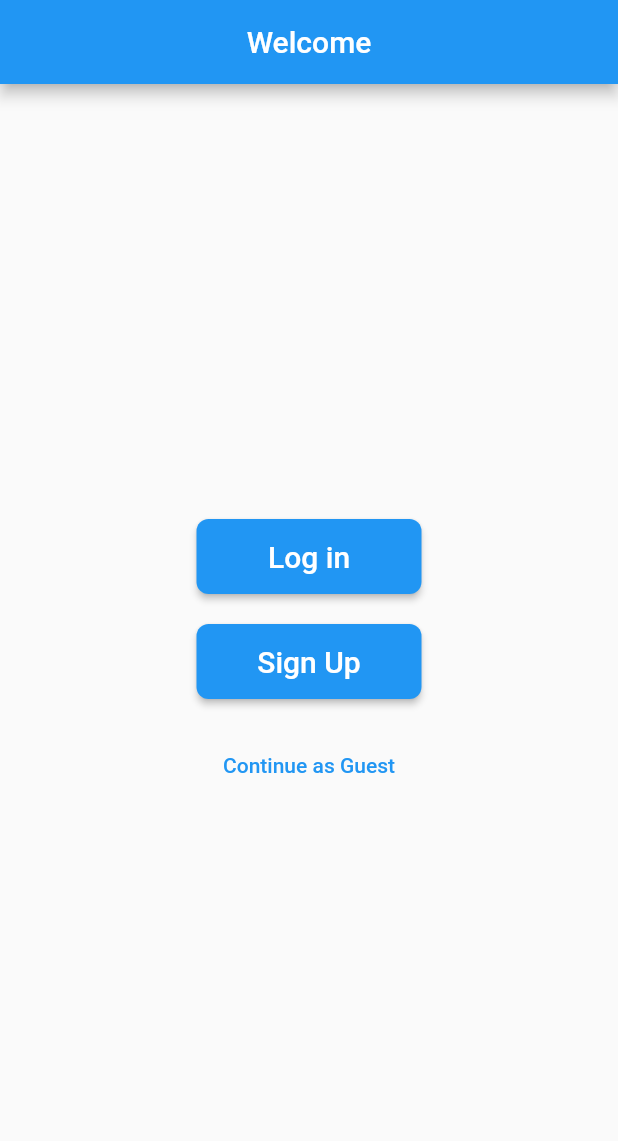
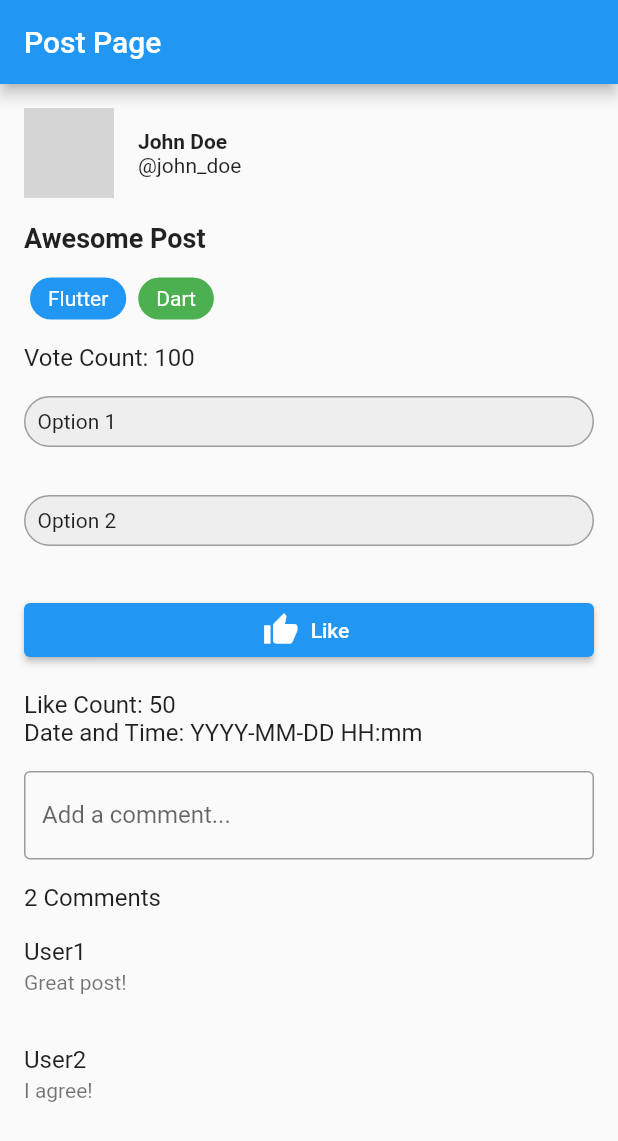
Before and after one commit to bounswe/bounswe2023group3, a Flutter app: the screen it shows after launch, on a phone screen of 412 x 824 dp. Shown: the top 1141 px of the screen. Run offline on Flutter 3.47's test engine with Material 2 defaults, Android fonts, the phone set to English and light mode, and no system bars; our stand-ins replace email_validator; network calls fail; grey boxes are pictures that could not be loaded.

Commit message:
inital creation of poll page

```diff
--- a/app/mobile/lib/main.dart
+++ b/app/mobile/lib/main.dart
@@ -2,12 +2,30 @@ import 'package:flutter/material.dart';
 import 'package:mobile_app/view/welcome/welcome.dart';
 import 'view/login/loginScreen.dart';
 import 'view/signup/signupScreen.dart';
+import 'view/pollView/pollView.dart';
 
 void main() => runApp(MaterialApp(
-      initialRoute: '/welcome',
+      initialRoute: '/demo_post',
       routes: {
         '/login': (context) => const LoginScreen(),
         '/welcome': (context) => const WelcomeScreen(),
         '/sign': (context) => const SignupScreen(),
+        '/demo_post': (context) => PollPage(
+          userName: 'John Doe',
+          userUsername: '@john_doe',
+          profilePictureUrl: 'https://img.freepik.com/premium-vector/man-avatar-profile-picture-vector-illustration_268834-538.jpg',
+          postTitle: 'Awesome Post',
+          tags: const ['Flutter', 'Dart'],
+          tagColors: const [Colors.blue, Colors.green],
+          voteCount: 100,
+          postOptions: const ['Option 1', 'Option 2'],
+          likeCount: 50,
+          dateTime: 'YYYY-MM-DD HH:mm',
+          comments: [
+            CommentData(user: 'User1', commentText: 'Great post!'),
+            CommentData(user: 'User2', commentText: 'I agree!'),
+            // Add more comments as needed
+          ],
+        )
       },
     ));
--- /dev/null
+++ b/app/mobile/lib/view/pollView/commentWidget.dart
@@ -0,0 +1,17 @@
+import 'package:flutter/material.dart';
+
+class CommentWidget extends StatelessWidget {
+  final String user;
+  final String commentText;
+
+  const CommentWidget(
+      {super.key, required this.user, required this.commentText});
+
+  @override
+  Widget build(BuildContext context) {
+    return ListTile(
+      title: Text(user),
+      subtitle: Text(commentText),
+    );
+  }
+}
--- /dev/null
+++ b/app/mobile/lib/view/pollView/pollView.dart
@@ -0,0 +1,175 @@
+import 'package:flutter/material.dart';
+import 'package:mobile_app/view/pollView/commentWidget.dart';
+import 'package:mobile_app/view/pollView/tagWidget.dart';
+import 'package:mobile_app/view/pollView/postOptionWidget.dart';
+import 'package:mobile_app/view/pollView/userInformationWidget.dart';
+
+class PollPage extends StatelessWidget {
+  final String userName;
+  final String userUsername;
+  final String profilePictureUrl;
+  final String postTitle;
+  final List<String> tags;
+  final List<Color> tagColors;
+  final int voteCount;
+  final List<String> postOptions;
+  final int likeCount;
+  final String dateTime;
+  final List<CommentData> comments;
+
+  const PollPage({
+    super.key,
+    required this.userName,
+    required this.userUsername,
+    required this.profilePictureUrl,
+    required this.postTitle,
+    required this.tags,
+    required this.tagColors,
+    required this.voteCount,
+    required this.postOptions,
+    required this.likeCount,
+    required this.dateTime,
+    required this.comments,
+  });
+
+  @override
+  Widget build(BuildContext context) {
+    return Scaffold(
+      appBar: AppBar(
+        title: const Text('Post Page'),
+      ),
+      body: SingleChildScrollView(
+        child: Column(
+          crossAxisAlignment: CrossAxisAlignment.stretch,
+          children: [
+            UserInformationWidget(
+              userName: userName,
+              userUsername: userUsername,
+              profilePictureUrl: profilePictureUrl,
+            ),
+            Padding(
+              padding: const EdgeInsets.symmetric(horizontal: 16.0),
+              child: Text(postTitle,
+                  style: const TextStyle(
+                      fontSize: 18.0, fontWeight: FontWeight.bold)),
+            ),
+            TagListWidget(tags: tags, tagColors: tagColors),
+            Padding(
+              padding: const EdgeInsets.symmetric(horizontal: 16.0),
+              child: Text('Vote Count: $voteCount',
+                  style: const TextStyle(fontSize: 16.0)),
+            ),
+            for (String option in postOptions)
+              PostOptionWidget(
+                  optionText: option,
+                  onPressed: () => handleOptionPress(option)),
+            Padding(
+              padding: const EdgeInsets.all(16.0),
+              child: ElevatedButton.icon(
+                onPressed: handleLikePress,
+                icon: const Icon(Icons.thumb_up),
+                label: const Text('Like'),
+              ),
+            ),
+            LikeCountWidget(likeCount: likeCount),
+            DateTimeWidget(dateTime: dateTime),
+            const CommentEntryFieldWidget(),
+            Padding(
+              padding: const EdgeInsets.symmetric(horizontal: 16.0),
+              child: Text('${comments.length} Comments',
+                  style: const TextStyle(fontSize: 16.0)),
+            ),
+            for (CommentData comment in comments)
+              CommentWidget(
+                  user: comment.user, commentText: comment.commentText),
+          ],
+        ),
+      ),
+    );
+  }
+
+  void handleOptionPress(String option) {
+    // Handle option press based on the selected option
+    print("pressed $option");
+  }
+
+  void handleLikePress() {
+    print("pressed like");
+  }
+}
+
+class CommentData {
+  final String user;
+  final String commentText;
+
+  CommentData({required this.user, required this.commentText});
+}
+
+class CommentEntryFieldWidget extends StatelessWidget {
+  const CommentEntryFieldWidget({super.key});
+
+  @override
+  Widget build(BuildContext context) {
+    return Padding(
+      padding: const EdgeInsets.all(16.0),
+      child: TextFormField(
+        decoration: const InputDecoration(
+          labelText: 'Add a comment...',
+          border: OutlineInputBorder(),
+        ),
+      ),
+    );
+  }
+}
+
+class LikeCountWidget extends StatelessWidget {
+  final int likeCount;
+
+  const LikeCountWidget({super.key, required this.likeCount});
+
+  @override
+  Widget build(BuildContext context) {
+    return Padding(
+      padding: const EdgeInsets.symmetric(horizontal: 16.0),
+      child: Text('Like Count: $likeCount',
+          style: const TextStyle(fontSize: 16.0)),
+    );
+  }
+}
+
+class DateTimeWidget extends StatelessWidget {
+  final String dateTime;
+
+  const DateTimeWidget({super.key, required this.dateTime});
+
+  @override
+  Widget build(BuildContext context) {
+    return Padding(
+      padding: const EdgeInsets.symmetric(horizontal: 16.0),
+      child: Text('Date and Time: $dateTime',
+          style: const TextStyle(fontSize: 16.0)),
+    );
+  }
+}
+
+class TagListWidget extends StatelessWidget {
+  final List<String> tags;
+  final List<Color> tagColors;
+
+  const TagListWidget({super.key, required this.tags, required this.tagColors});
+
+  @override
+  Widget build(BuildContext context) {
+    return Padding(
+      padding: const EdgeInsets.all(16.0),
+      child: Row(
+        children: [
+          for (int i = 0; i < tags.length; i++)
+            Padding(
+                padding: const EdgeInsets.symmetric(horizontal: 4.0),
+                child: TagWidget(tagText: tags[i], tagColor: tagColors[i])),
+        ],
+      ),
+    );
+  }
+}
--- /dev/null
+++ b/app/mobile/lib/view/pollView/postOptionWidget.dart
@@ -0,0 +1,28 @@
+import 'package:flutter/material.dart';
+
+class PostOptionWidget extends StatelessWidget {
+  final String optionText;
+  final VoidCallback onPressed;
+
+  const PostOptionWidget(
+      {super.key, required this.optionText, required this.onPressed});
+
+  @override
+  Widget build(BuildContext context) {
+    return Padding(
+      padding: const EdgeInsets.all(16.0),
+      child: GestureDetector(
+        onTap: onPressed,
+        child: Container(
+          padding: const EdgeInsets.all(8.0),
+          decoration: BoxDecoration(
+            borderRadius: BorderRadius.circular(20.0),
+            border: Border.all(color: Colors.grey),
+            color: Colors.grey[200],
+          ),
+          child: Text(optionText),
+        ),
+      ),
+    );
+  }
+}
--- /dev/null
+++ b/app/mobile/lib/view/pollView/tagWidget.dart
@@ -0,0 +1,20 @@
+import 'package:flutter/material.dart';
+
+class TagWidget extends StatelessWidget {
+  final String tagText;
+  final Color tagColor;
+
+  const TagWidget({super.key, required this.tagText, required this.tagColor});
+
+  @override
+  Widget build(BuildContext context) {
+    return Container(
+      padding: const EdgeInsets.symmetric(horizontal: 12.0, vertical: 6.0),
+      decoration: BoxDecoration(
+        color: tagColor,
+        borderRadius: BorderRadius.circular(20.0),
+      ),
+      child: Text(tagText, style: const TextStyle(color: Colors.white)),
+    );
+  }
+}
--- /dev/null
+++ b/app/mobile/lib/view/pollView/userInformationWidget.dart
@@ -0,0 +1,37 @@
+import 'package:flutter/material.dart';
+
+class UserInformationWidget extends StatelessWidget {
+  final String userName;
+  final String userUsername;
+  final String profilePictureUrl;
+
+  const UserInformationWidget(
+      {super.key,
+      required this.userName,
+      required this.userUsername,
+      required this.profilePictureUrl});
+
+  @override
+  Widget build(BuildContext context) {
+    return Container(
+      padding: const EdgeInsets.all(16.0),
+      child: Row(
+        children: [
+          CircleAvatar(
+            radius: 30.0,
+            backgroundImage: NetworkImage(profilePictureUrl),
+          ),
+          const SizedBox(width: 16.0),
+          Column(
+            crossAxisAlignment: CrossAxisAlignment.start,
+            children: [
+              Text(userName,
+                  style: const TextStyle(fontWeight: FontWeight.bold)),
+              Text(userUsername),
+            ],
+          ),
+        ],
+      ),
+    );
+  }
+}
```
